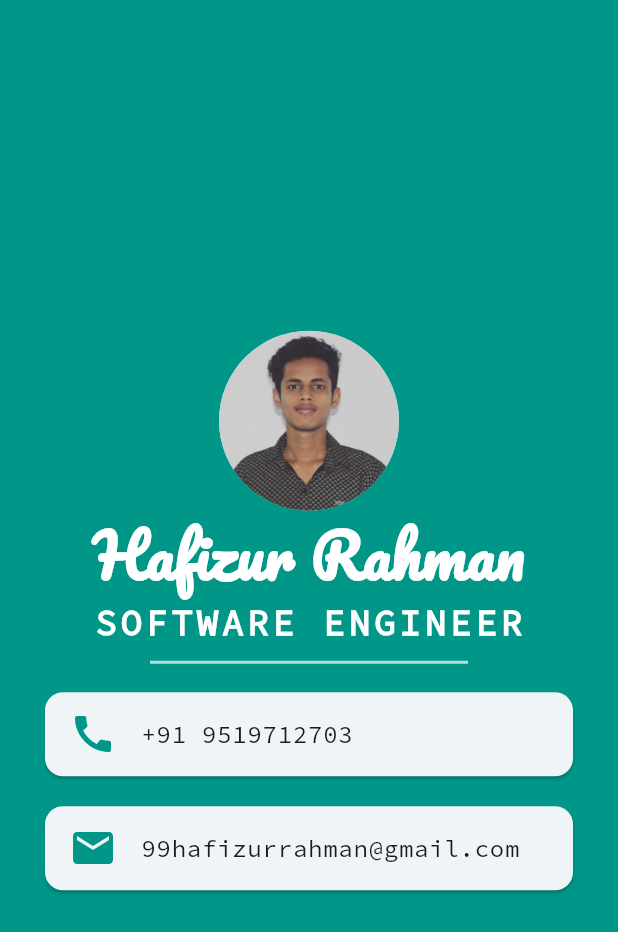
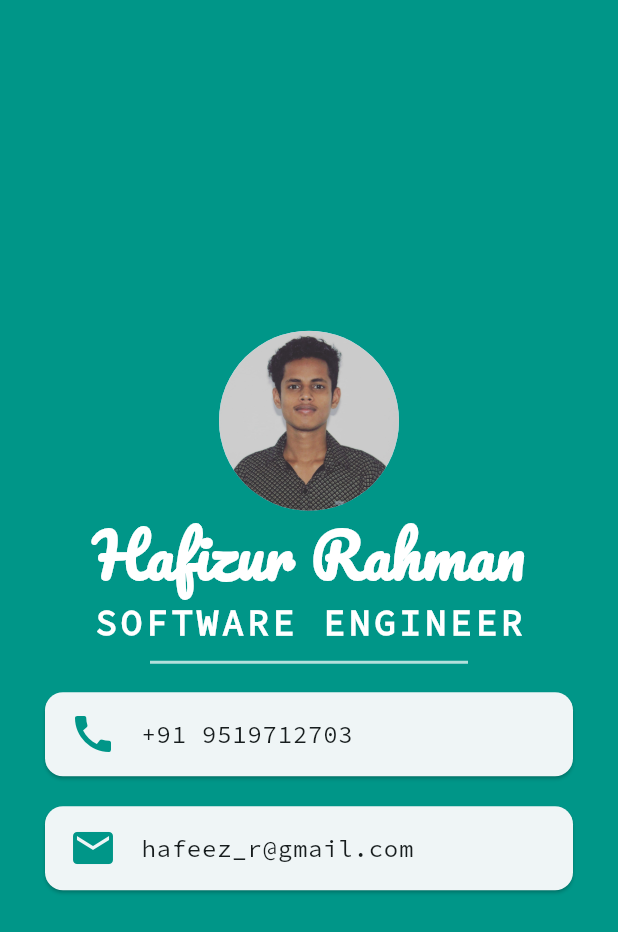
Before and after one commit to hafeez25/mi_card_flutter, a Flutter app: the screen it shows after launch, on a phone screen of 412 x 824 dp. Shown: the top 932 px of the screen. Run offline on Flutter 3.47's test engine with Material 3 defaults, Android fonts, the phone set to English and light mode, and no system bars.

Commit message:
email chane

```diff
--- a/lib/main.dart
+++ b/lib/main.dart
@@ -80,7 +80,7 @@ class MyApp extends StatelessWidget {
                         color: Colors.teal,
                       ),
                       title: Text(
-                        '99hafizurrahman@gmail.com',
+                        'hafeez_r@gmail.com',
                         style: TextStyle(
                             fontFamily: 'SourceCodePro',fontSize: 16),
                       ),
```
